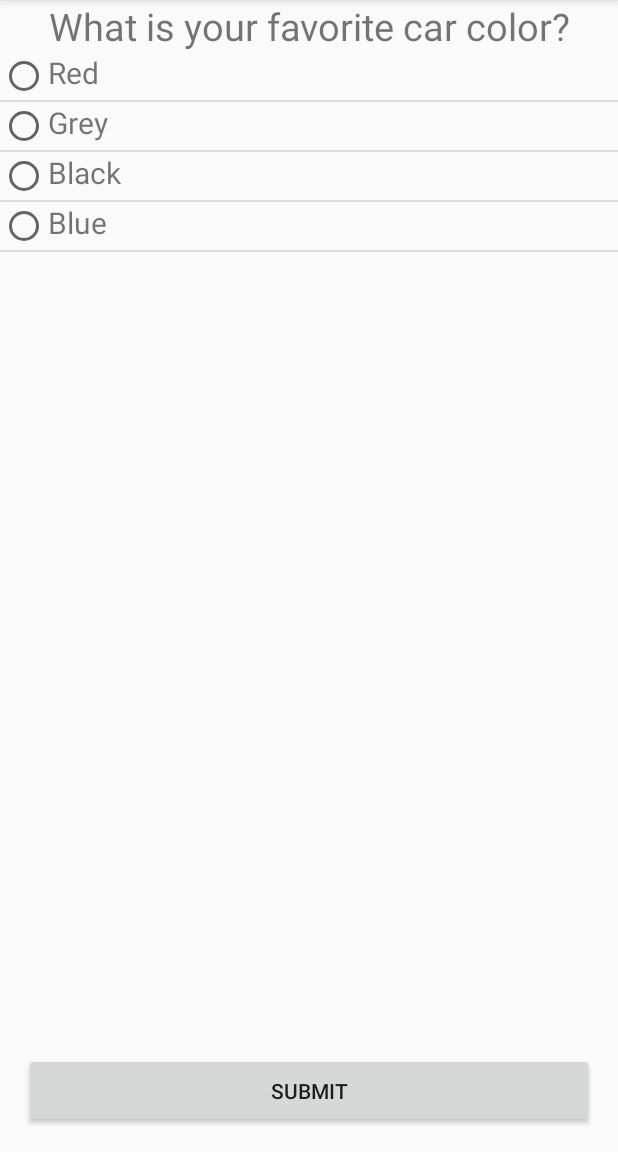
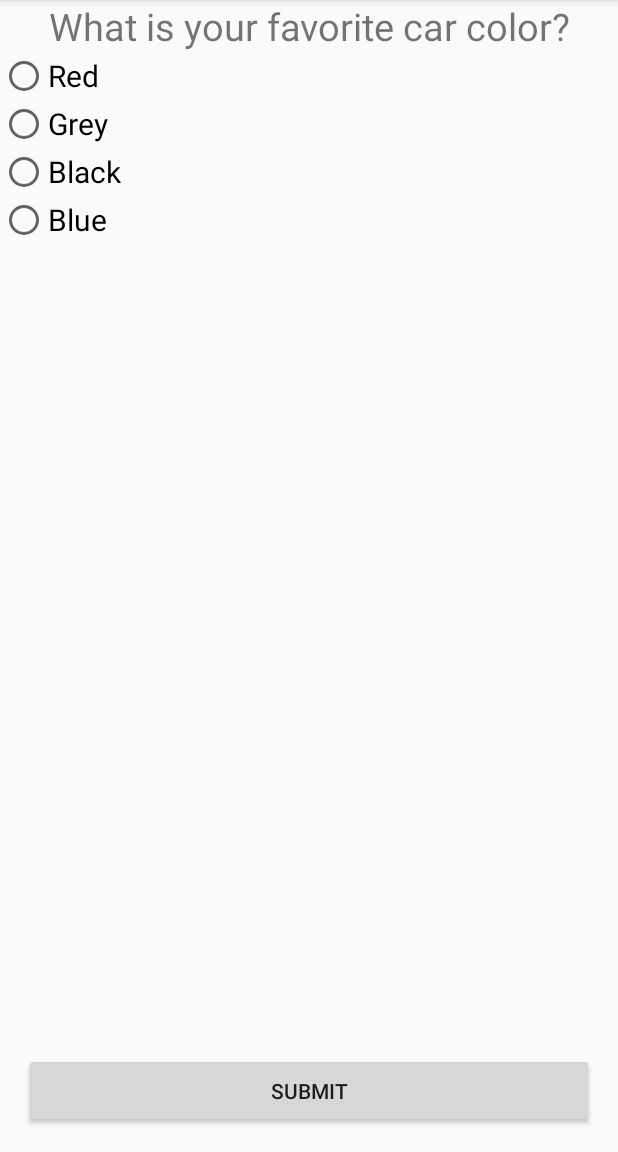
Before and after one commit to evillage/evillage-android, an Android app: the PollFragment screen opened through its navigation route, on a phone screen of 412 x 824 dp, the part 84-1236 px from its top. Run offline under Robolectric (Android 15) with nearby library versions, the phone set to English and light mode, and no system bars; our stand-ins replace navigation-ui.

Commit message:
Updated PollFragment

```diff
--- a/app/src/main/java/nl/worth/ui/poll/PollFragment.kt
+++ b/app/src/main/java/nl/worth/ui/poll/PollFragment.kt
@@ -6,13 +6,12 @@ import androidx.fragment.app.Fragment
 import android.view.LayoutInflater
 import android.view.View
 import android.view.ViewGroup
+import android.widget.RadioButton
+import android.widget.RadioGroup
 import androidx.navigation.fragment.findNavController
-import androidx.recyclerview.widget.DividerItemDecoration
-import androidx.recyclerview.widget.LinearLayoutManager
 import kotlinx.android.synthetic.main.fragment_poll.*
 import nl.worth.ui.MainActivity
 import nl.worth.R
-import nl.worth.data.QuestionItem
 
 /**
  * A simple [Fragment] subclass.
@@ -23,7 +22,7 @@ class PollFragment : Fragment() {
         requireActivity() as MainActivity
     }
 
-    private lateinit var question: String
+    private lateinit var answer: String
 
     override fun onCreateView(
         inflater: LayoutInflater, container: ViewGroup?,
@@ -37,27 +36,17 @@ class PollFragment : Fragment() {
         super.onViewCreated(view, savedInstanceState)
 
         tv_question.text = "What is your favorite car color?"
+        rg_poll.setOnCheckedChangeListener(radioCheckedChangeListener)
+        btn_submit.setOnClickListener(submitClickListener)
+    }
 
-        val topicsAdapter = QuestionsAdapter(mutableListOf(
-            QuestionItem(false, "Red"),
-            QuestionItem(false, "Grey"),
-            QuestionItem(false, "Black"),
-            QuestionItem(false, "Blue")
-        ))
-
-        btn_submit.setOnClickListener(submitClickListener)
-
-        rv_recycler_view.addItemDecoration(DividerItemDecoration(requireContext(), LinearLayoutManager.VERTICAL))
-        rv_recycler_view.layoutManager = LinearLayoutManager(requireContext())
-        rv_recycler_view.adapter = topicsAdapter
-
-        topicsAdapter.onItemClick = { question ->
-           this.question = question.text
-        }
+    private var radioCheckedChangeListener = RadioGroup.OnCheckedChangeListener { _, id ->
+        answer = (view?.findViewById(id) as RadioButton).text.toString()
     }
 
     private var submitClickListener = View.OnClickListener {
-        mainActivity.clang.logEvent("pollSubmit", mapOf("title" to "FavoriteCarColor", "value" to question), {
+        btn_submit.isEnabled = false
+        mainActivity.clang.logEvent("pollSubmit", mapOf("title" to "FavoriteCarColor", "value" to answer), {
             showAlertDialog()
         }, {
             showAlertDialog(it)
@@ -66,7 +55,6 @@ class PollFragment : Fragment() {
 
     private fun showAlertDialog(throwable: Throwable? = null) {
         val builder = AlertDialog.Builder(requireContext())
-
         if (throwable != null) {
             builder.setTitle("Error!Error!Panic!")
             builder.setMessage(throwable.message)
@@ -77,9 +65,10 @@ class PollFragment : Fragment() {
             builder.setTitle("Success")
             builder.setMessage("Favorite car color submitted")
             builder.setPositiveButton(android.R.string.ok) {_, _ ->
-                findNavController().popBackStack()
+                findNavController().navigateUp()
             }
         }
         builder.show()
+        btn_submit.isEnabled = true
     }
 }
--- a/app/src/main/java/nl/worth/ui/poll/QuestionsAdapter.kt
+++ /dev/null
@@ -1,42 +0,0 @@
-package nl.worth.ui.poll
-
-import android.view.LayoutInflater
-import android.view.View
-import android.view.ViewGroup
-import android.widget.TextView
-import androidx.recyclerview.widget.RecyclerView
-import nl.worth.R
-import nl.worth.data.QuestionItem
-
-class QuestionsAdapter(private val answers: List<QuestionItem>): RecyclerView.Adapter<QuestionsAdapter.ViewHolder>() {
-
-    var onItemClick: ((QuestionItem) -> Unit)? = null
-
-    override fun getItemCount() = answers.size
-
-    override fun onCreateViewHolder(parent: ViewGroup, viewType: Int): ViewHolder {
-        val view = LayoutInflater.from(parent.context).inflate(
-            R.layout.answer_row, parent,
-            false
-        )
-        return ViewHolder(view)
-    }
-
-    override fun onBindViewHolder(holder: ViewHolder, position: Int) {
-        holder.onBind(answers[position])
-    }
-
-    inner class ViewHolder (view: View) : RecyclerView.ViewHolder(view) {
-        val text: TextView = view.findViewById(R.id.question_text)
-
-        fun onBind(item: QuestionItem) {
-            text.text = item.text
-        }
-
-        init {
-            itemView.setOnClickListener {
-                onItemClick?.invoke(answers[adapterPosition])
-            }
-        }
-    }
-}
--- a/app/src/main/res/layout/answer_row.xml
+++ /dev/null
@@ -1,21 +0,0 @@
-<?xml version="1.0" encoding="utf-8"?>
-<LinearLayout xmlns:android="http://schemas.android.com/apk/res/android"
-              android:orientation="horizontal"
-              android:layout_width="match_parent"
-              android:layout_height="wrap_content">
-
-    <RadioButton
-            android:id="@+id/list_view_item_radio"
-            android:layout_width="wrap_content"
-            android:layout_height="wrap_content"
-            android:clickable="false"
-            android:focusable="false"/>
-
-    <TextView
-            android:id="@+id/question_text"
-            android:layout_width="0dp"
-            android:layout_weight="1"
-            android:layout_height="wrap_content"
-            android:textSize="20sp"/>
-
-</LinearLayout>
--- a/app/src/main/res/layout/fragment_poll.xml
+++ b/app/src/main/res/layout/fragment_poll.xml
@@ -9,24 +9,55 @@
             android:id="@+id/tv_question"
             android:layout_width="wrap_content"
             android:layout_height="wrap_content"
+            android:textSize="25sp"
+            android:textAlignment="center"
+            android:text="What is your favorite car color?"
+            android:gravity="center_horizontal"
+            android:layout_marginStart="16dp"
+            android:layout_marginEnd="16dp"
             app:layout_constraintStart_toStartOf="parent"
             app:layout_constraintTop_toTopOf="parent"
-            app:layout_constraintEnd_toEndOf="parent"
-            android:textSize="25sp"
-            android:textAlignment="center"
-            android:gravity="center_horizontal"
-            android:layout_marginStart="16dp"
-            android:layout_marginEnd="16dp"/>
+            app:layout_constraintEnd_toEndOf="parent"/>
 
-    <androidx.recyclerview.widget.RecyclerView
-            android:id="@+id/rv_recycler_view"
+    <RadioGroup
+            android:id="@+id/rg_poll"
             android:layout_width="0dp"
             android:layout_height="0dp"
-            android:scrollbars="vertical"
-            app:layout_constraintTop_toBottomOf="@+id/tv_question"
+            android:orientation="vertical"
+            app:layout_constraintTop_toBottomOf="@id/tv_question"
             app:layout_constraintStart_toStartOf="parent"
             app:layout_constraintEnd_toEndOf="parent"
-            app:layout_constraintBottom_toTopOf="@id/btn_submit"/>
+            app:layout_constraintBottom_toTopOf="@id/btn_submit">
+
+        <RadioButton
+                android:id="@+id/rb_item_1"
+                android:text="Red"
+                android:textSize="20sp"
+                android:layout_width="wrap_content"
+                android:layout_height="wrap_content" />
+
+        <RadioButton
+                android:id="@+id/rb_item_2"
+                android:text="Grey"
+                android:textSize="20sp"
+                android:layout_width="wrap_content"
+                android:layout_height="wrap_content" />
+
+        <RadioButton
+                android:id="@+id/rb_item_3"
+                android:text="Black"
+                android:textSize="20sp"
+                android:layout_width="wrap_content"
+                android:layout_height="wrap_content" />
+
+        <RadioButton
+                android:id="@+id/rb_item_4"
+                android:text="Blue"
+                android:textSize="20sp"
+                android:layout_width="wrap_content"
+                android:layout_height="wrap_content" />
+    </RadioGroup>
+
 
     <androidx.appcompat.widget.AppCompatButton
             android:id="@+id/btn_submit"
```
